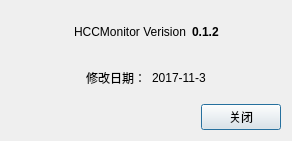
Old version of the form dialog_versions.ui in the repository ounie-os/line_monitor.
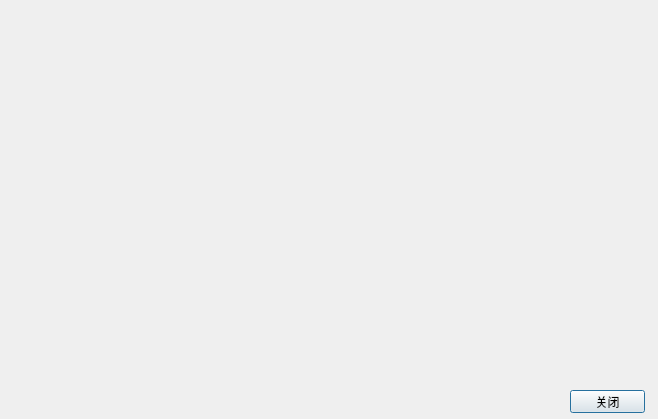
New version of the form. Icons and pictures are not drawn.

Commit message: 设备通信成功，提示设备上线；修改ui界面

Patch:
```diff
--- a/dialog_versions.ui
+++ b/dialog_versions.ui
@@ -6,137 +6,30 @@
    <rect>
     <x>0</x>
     <y>0</y>
-    <width>292</width>
-    <height>141</height>
+    <width>658</width>
+    <height>419</height>
    </rect>
   </property>
   <property name="windowTitle">
    <string>关于HCCMonitor</string>
   </property>
-  <layout class="QHBoxLayout" name="horizontalLayout_4">
-   <item>
-    <layout class="QVBoxLayout" name="verticalLayout">
-     <item>
-      <layout class="QHBoxLayout" name="horizontalLayout">
-       <item>
-        <spacer name="horizontalSpacer">
-         <property name="orientation">
-          <enum>Qt::Horizontal</enum>
-         </property>
-         <property name="sizeHint" stdset="0">
-          <size>
-           <width>40</width>
-           <height>20</height>
-          </size>
-         </property>
-        </spacer>
-       </item>
-       <item>
-        <widget class="QLabel" name="label_3">
-         <property name="text">
-          <string>HCCMonitor Verision</string>
-         </property>
-        </widget>
-       </item>
-       <item>
-        <widget class="QLabel" name="label_Verision">
-         <property name="font">
-          <font>
-           <weight>75</weight>
-           <bold>true</bold>
-          </font>
-         </property>
-         <property name="text">
-          <string>0.1.2</string>
-         </property>
-        </widget>
-       </item>
-       <item>
-        <spacer name="horizontalSpacer_2">
-         <property name="orientation">
-          <enum>Qt::Horizontal</enum>
-         </property>
-         <property name="sizeHint" stdset="0">
-          <size>
-           <width>40</width>
-           <height>20</height>
-          </size>
-         </property>
-        </spacer>
-       </item>
-      </layout>
-     </item>
-     <item>
-      <layout class="QHBoxLayout" name="horizontalLayout_2">
-       <item>
-        <spacer name="horizontalSpacer_3">
-         <property name="orientation">
-          <enum>Qt::Horizontal</enum>
-         </property>
-         <property name="sizeHint" stdset="0">
-          <size>
-           <width>40</width>
-           <height>20</height>
-          </size>
-         </property>
-        </spacer>
-       </item>
-       <item>
-        <widget class="QLabel" name="label">
-         <property name="text">
-          <string>修改日期：</string>
-         </property>
-        </widget>
-       </item>
-       <item>
-        <widget class="QLabel" name="label_data_change">
-         <property name="text">
-          <string>2017-11-3</string>
-         </property>
-        </widget>
-       </item>
-       <item>
-        <spacer name="horizontalSpacer_4">
-         <property name="orientation">
-          <enum>Qt::Horizontal</enum>
-         </property>
-         <property name="sizeHint" stdset="0">
-          <size>
-           <width>40</width>
-           <height>20</height>
-          </size>
-         </property>
-        </spacer>
-       </item>
-      </layout>
-     </item>
-     <item>
-      <layout class="QHBoxLayout" name="horizontalLayout_3">
-       <item>
-        <spacer name="horizontalSpacer_5">
-         <property name="orientation">
-          <enum>Qt::Horizontal</enum>
-         </property>
-         <property name="sizeHint" stdset="0">
-          <size>
-           <width>40</width>
-           <height>20</height>
-          </size>
-         </property>
-        </spacer>
-       </item>
-       <item>
-        <widget class="QPushButton" name="pushButton">
-         <property name="text">
-          <string>关闭</string>
-         </property>
-        </widget>
-       </item>
-      </layout>
-     </item>
-    </layout>
-   </item>
-  </layout>
+  <property name="styleSheet">
+   <string notr="true">image: url(:/ADD file/2018061310063525666.jpg);
+</string>
+  </property>
+  <widget class="QPushButton" name="pushButton">
+   <property name="geometry">
+    <rect>
+     <x>570</x>
+     <y>390</y>
+     <width>75</width>
+     <height>23</height>
+    </rect>
+   </property>
+   <property name="text">
+    <string>关闭</string>
+   </property>
+  </widget>
  </widget>
  <resources/>
  <connections/>
```
Left out of the diff: 2 changed lines with no effect on the pictures. The commit also changes 14 other files.
